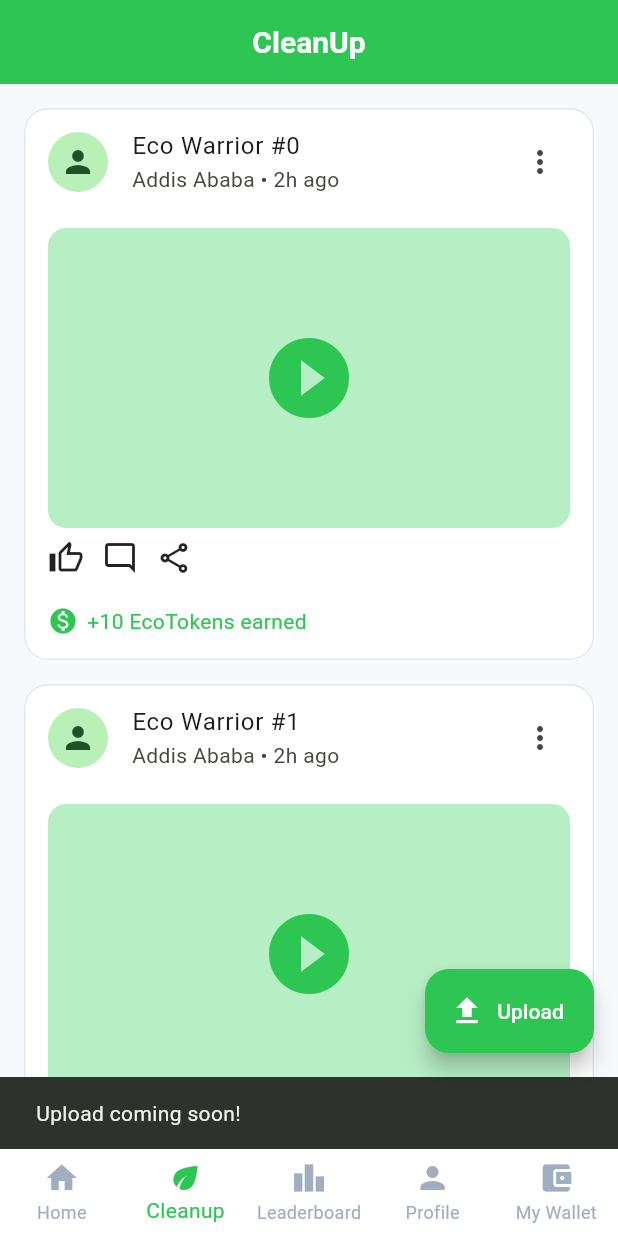
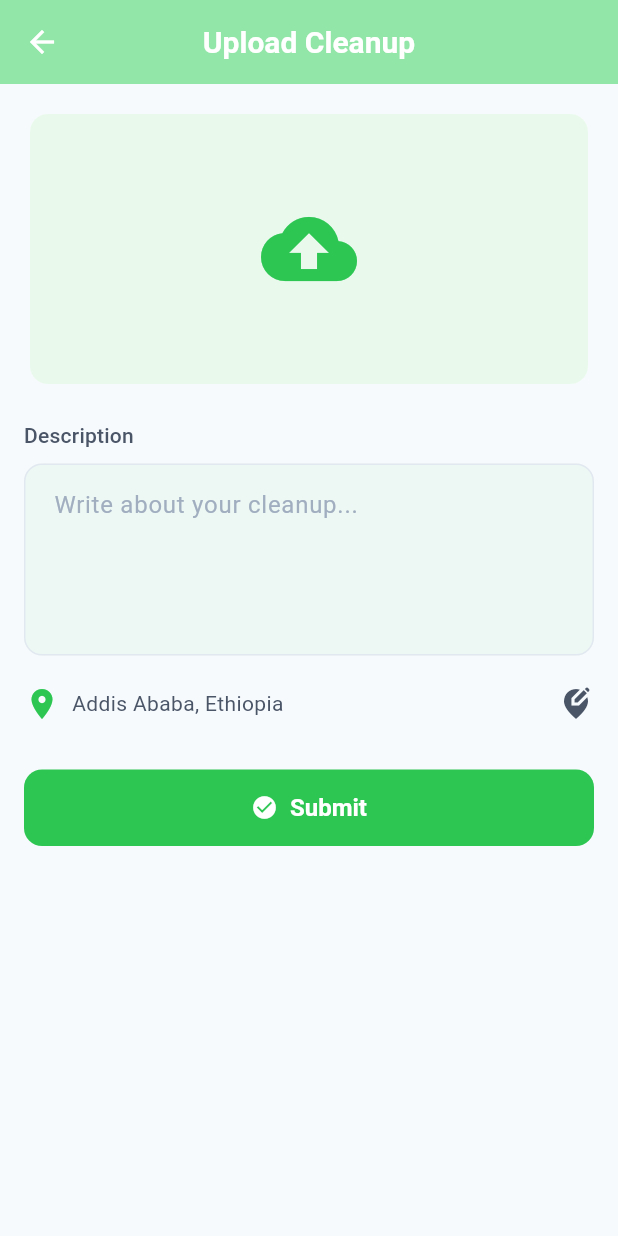
Before and after one commit to TesfamichaelA-code/sheba_green, a Flutter app: the screen it shows once a user with an empty profile is signed in, item 2 of the bottom bar chosen, after a tap on "Upload", on a phone screen of 412 x 824 dp. Run offline on Flutter 3.47's test engine with Material 3 defaults, Android fonts, the phone set to English and light mode, and no system bars; our stand-ins replace firebase_auth, firebase_core, flutter_riverpod, flutter_secure_storage, go_router, google_sign_in and 1 more; accounts and stored records are empty.

Commit message:
add uplode  page

```diff
--- /dev/null
+++ b/flutter_sheba_green/lib/features/cleanup/UploadCleanupScreen.dart
@@ -0,0 +1,149 @@
+import 'package:flutter/material.dart';
+import '../../core/theme/app_theme.dart';
+
+class UploadCleanupScreen extends StatefulWidget {
+  const UploadCleanupScreen({super.key});
+
+  @override
+  State<UploadCleanupScreen> createState() => _UploadCleanupScreenState();
+}
+
+class _UploadCleanupScreenState extends State<UploadCleanupScreen> {
+  final _descController = TextEditingController();
+  bool _isUploading = false;
+
+  @override
+  void dispose() {
+    _descController.dispose();
+    super.dispose();
+  }
+
+  void _submitPost() async {
+    setState(() => _isUploading = true);
+
+    // simulate network delay
+    await Future.delayed(const Duration(seconds: 2));
+
+    setState(() => _isUploading = false);
+
+    if (!mounted) return;
+
+    ScaffoldMessenger.of(context).showSnackBar(
+      const SnackBar(content: Text("Cleanup uploaded successfully ✅")),
+    );
+
+    Navigator.pop(context);
+  }
+
+  @override
+  Widget build(BuildContext context) {
+    return Scaffold(
+      appBar: AppBar(
+        title: const Text("Upload Cleanup"),
+        backgroundColor: ShebaColors.lightGreen,
+      ),
+      body: SingleChildScrollView(
+        padding: const EdgeInsets.all(16),
+        child: Column(
+          crossAxisAlignment: CrossAxisAlignment.start,
+          children: [
+            // Upload Media
+            Card(
+              shape: RoundedRectangleBorder(
+                borderRadius: BorderRadius.circular(12),
+              ),
+              child: InkWell(
+                onTap: () {
+                  ScaffoldMessenger.of(context).showSnackBar(
+                    const SnackBar(
+                      content: Text("Media picker coming soon 📸"),
+                    ),
+                  );
+                },
+                borderRadius: BorderRadius.circular(12),
+                child: Container(
+                  height: 180,
+                  decoration: BoxDecoration(
+                    borderRadius: BorderRadius.circular(12),
+                    color: ShebaColors.paleGreen.withOpacity(0.3),
+                  ),
+                  child: const Center(
+                    child: Icon(
+                      Icons.cloud_upload,
+                      size: 64,
+                      color: ShebaColors.darkGreen,
+                    ),
+                  ),
+                ),
+              ),
+            ),
+
+            const SizedBox(height: 20),
+
+            // Description Field
+            Text("Description", style: Theme.of(context).textTheme.titleMedium),
+            const SizedBox(height: 8),
+            TextField(
+              controller: _descController,
+              maxLines: 4,
+              decoration: InputDecoration(
+                hintText: "Write about your cleanup...",
+                filled: true,
+                fillColor: ShebaColors.paleGreen.withOpacity(0.15),
+                border: OutlineInputBorder(
+                  borderRadius: BorderRadius.circular(12),
+                  borderSide: BorderSide.none,
+                ),
+              ),
+            ),
+
+            const SizedBox(height: 20),
+
+            // Location Preview
+            Row(
+              children: const [
+                Icon(Icons.location_on, color: ShebaColors.darkGreen),
+                SizedBox(width: 8),
+                Expanded(
+                  child: Text(
+                    "Addis Ababa, Ethiopia",
+                    style: TextStyle(color: ShebaColors.grey700),
+                  ),
+                ),
+                Icon(Icons.edit_location_alt, color: ShebaColors.grey700),
+              ],
+            ),
+
+            const SizedBox(height: 32),
+
+            // Submit Button
+            SizedBox(
+              width: double.infinity,
+              child: ElevatedButton.icon(
+                onPressed: _isUploading ? null : _submitPost,
+                icon: _isUploading
+                    ? const SizedBox(
+                        height: 20,
+                        width: 20,
+                        child: CircularProgressIndicator(
+                          strokeWidth: 2,
+                          color: Colors.white,
+                        ),
+                      )
+                    : const Icon(Icons.check_circle),
+                label: Text(_isUploading ? "Uploading..." : "Submit"),
+                style: ElevatedButton.styleFrom(
+                  padding: const EdgeInsets.symmetric(vertical: 16),
+                  backgroundColor: ShebaColors.darkGreen,
+                  shape: RoundedRectangleBorder(
+                    borderRadius: BorderRadius.circular(12),
+                  ),
+                ),
+              ),
+            ),
+          ],
+        ),
+      ),
+    );
+  }
+}
--- a/flutter_sheba_green/lib/features/home/home_screen.dart
+++ b/flutter_sheba_green/lib/features/home/home_screen.dart
@@ -1,5 +1,6 @@
 import 'package:flutter/material.dart';
 import 'package:flutter_riverpod/flutter_riverpod.dart';
+import 'package:flutter_sheba_green/features/cleanup/UploadCleanupScreen.dart';
 // import '../../core/theme/app_theme.dart';
 import '../auth/presentation/auth_controller.dart';
 import '../home/home_dashboard_screen.dart';
@@ -75,8 +76,11 @@ class _HomeScreenState extends ConsumerState<HomeScreen> {
       floatingActionButton: _selectedIndex == 1
           ? FloatingActionButton.extended(
               onPressed: () {
-                ScaffoldMessenger.of(context).showSnackBar(
-                  const SnackBar(content: Text('Upload coming soon!')),
+                Navigator.push(
+                  context,
+                  MaterialPageRoute(
+                    builder: (builder) => const UploadCleanupScreen(),
+                  ),
                 );
               },
               icon: const Icon(Icons.file_upload),
--- a/flutter_sheba_green/lib/features/profile/profile_screen.dart
+++ b/flutter_sheba_green/lib/features/profile/profile_screen.dart
@@ -46,7 +46,7 @@ class ProfileScreen extends StatelessWidget {
             background: Container(
               decoration: const BoxDecoration(
                 gradient: LinearGradient(
-                  colors: [ShebaColors.softGreen, ShebaColors.lightGreen],
+                  colors: [ShebaColors.darkGreen, ShebaColors.lightGreen],
                 ),
               ),
             ),
--- a/flutter_sheba_green/lib/features/wallet/wallet_screen.dart
+++ b/flutter_sheba_green/lib/features/wallet/wallet_screen.dart
@@ -14,7 +14,7 @@ class WalletScreen extends StatelessWidget {
           Container(
             width: double.infinity,
             padding: const EdgeInsets.fromLTRB(16, 48, 16, 16),
-            color: ShebaColors.lightGreen,
+            color: ShebaColors.darkGreen,
             child: const Text(
               'My Wallet',
               style: TextStyle(
```
